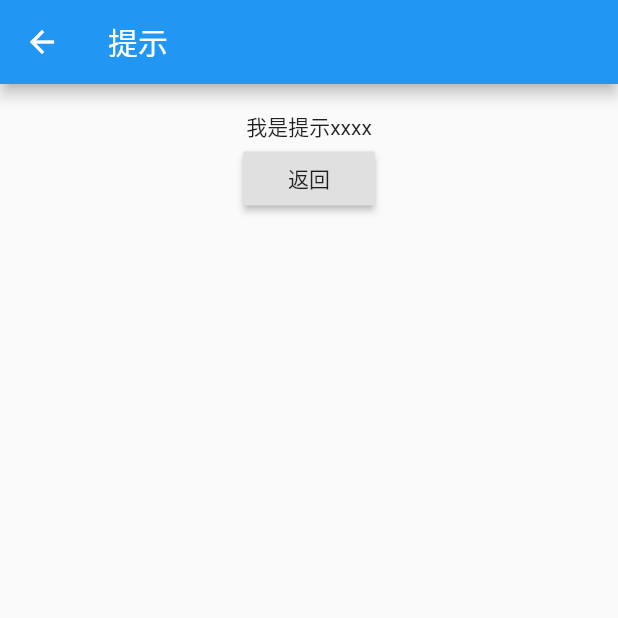
After one commit to 18334581089/Contact_Flutter, a Flutter app: the TipRoute screen opened directly, on a phone screen of 412 x 824 dp, the top half of it. The commit adds this screen. Run offline on Flutter 3.47's test engine with Material 2 defaults, Android fonts, the phone set to English and light mode, and no system bars; missing offline and left inert: dart:html.

Commit message:
[Type]: [JIRA-ID]: [Description]:

```diff
--- a/lib/mainResolve.dart
+++ b/lib/mainResolve.dart
@@ -2,6 +2,7 @@
 import 'package:flutter/material.dart';
 import 'package:flutter_app_vscode/main.dart';
 import 'package:flutter_app_vscode/route.dart';
+import 'routerTestRoute.dart';
 // 引入包Material UI
 // Material是标准的移动端和web端的视觉设计语言
 // Material UI 是flutter默认提供的一套Material ui组件
@@ -77,6 +78,7 @@ class _MyHomePageState extends State<MyHomePage> {
               '$_counter',
               style: Theme.of(context).textTheme.headline4,
             ),
+            // 体验路由push
             TextButton(
               onPressed: () {
                 Navigator.push(context, MaterialPageRoute(builder: (context) {
@@ -84,7 +86,9 @@ class _MyHomePageState extends State<MyHomePage> {
                 }));
               },
               child: Text("open new route"),
-            )
+            ),
+            // 体验路由传参
+            RouterTestRoute()
           ],
         ),
       ),
--- /dev/null
+++ b/lib/tipRoute.dart
@@ -0,0 +1,33 @@
+import 'dart:html';
+
+import 'package:flutter/cupertino.dart';
+import 'package:flutter/material.dart';
+
+class TipRoute extends StatelessWidget {
+  TipRoute({
+    Key key,
+    @required this.text,
+  }) : super(key: key);
+  final String text;
+
+  @override
+  Widget build(BuildContext context) {
+    return Scaffold(
+        appBar: AppBar(
+          title: Text("提示"),
+        ),
+        body: Padding(
+            padding: EdgeInsets.all(18),
+            child: Center(
+                child: Column(
+              children: <Widget>[
+                Text(text),
+                RaisedButton(
+                    onPressed: () {
+                      return Navigator.pop(context, "我是返回值");
+                    },
+                    child: Text("返回")),
+              ],
+            ))));
+  }
+}
```
Also changed, not shown: lib/route.dart (+6 -2 lines), lib/routerTestRoute.dart (added, +30 -0 lines), 1 other file.
